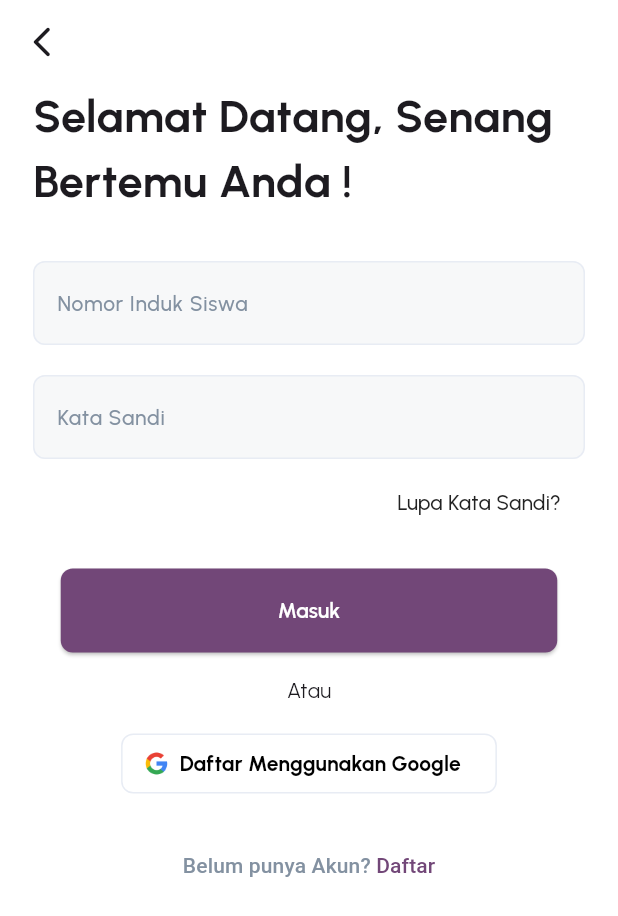
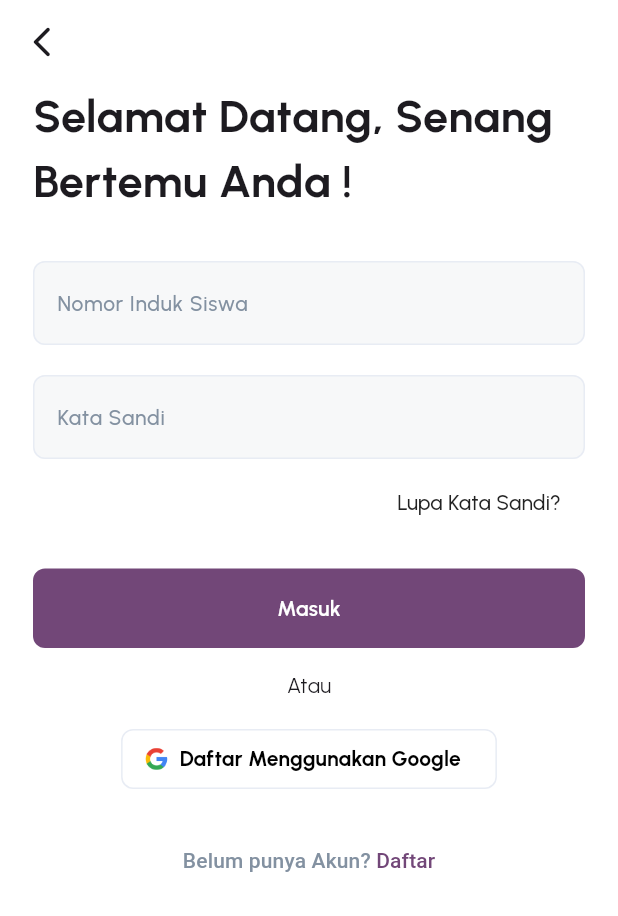
Before and after one commit to unustudents/ekonseling, a Flutter app: the screen it shows after launch, after a tap on "Masuk", on a phone screen of 412 x 824 dp. Shown: the top 916 px of the screen. Run offline on Flutter 3.47's test engine with Material 3 defaults, Android fonts, the phone set to English and light mode, and no system bars; our stand-ins replace bloc, carousel_slider, device_preview, equatable, firebase_auth, firebase_core and 5 more; accounts and stored records are empty; generated files the repository leaves out were written again.

Commit message:
Add SubmitSignIn event and handler to AuthBloc; refactor MyApp to use BlocProvider for navigation

```diff
--- a/lib/features/auth/presentation/bloc/auth_bloc.dart
+++ b/lib/features/auth/presentation/bloc/auth_bloc.dart
@@ -20,6 +20,7 @@ class AuthBloc extends Bloc<AuthEvent, AuthState> {
     on<PasswordChanged>(_onPasswordChanged);
     on<ConfirmPasswordChanged>(_onConfirmPasswordChanged);
     on<SubmitRegistration>(_onSubmitRegistration);
+    on<SubmitSignIn>(_onSubmitSignIn);
   }
 
   final formKey = GlobalKey<FormState>();
@@ -55,6 +56,27 @@ class AuthBloc extends Bloc<AuthEvent, AuthState> {
     }
   }
 
+  Future<void> _onSubmitSignIn(SubmitSignIn event, Emitter<AuthState> emit) async {
+    if (!formKey.currentState!.validate()) {
+      emit(AuthFailure(error: 'Form tidak valid.'));
+      return;
+    }
+
+    // try {
+    //   emit(AuthLoading());
+
+    //   // Firebase Authentication untuk login user
+    //   final userCredential = await _firebaseAuth.signInWithEmailAndPassword(
+    //     email: state.email,
+    //     password: state.password,
+    //   );
+
+    //   emit(AuthSuccess(user: userCredential.user));
+    // } catch (e) {
+    //   emit(AuthFailure(error: e.toString()));
+    // }
+  }
+
   String? validateName(String? nama) {
     if (nama == null || nama.isEmpty) return 'Nama tidak boleh kosong';
     return null;
--- a/lib/features/auth/presentation/bloc/auth_event.dart
+++ b/lib/features/auth/presentation/bloc/auth_event.dart
@@ -35,3 +35,5 @@ class ConfirmPasswordChanged extends AuthEvent {
 }
 
 class SubmitRegistration extends AuthEvent {}
+
+class SubmitSignIn extends AuthEvent {}
--- a/lib/features/auth/presentation/pages/login_screen.dart
+++ b/lib/features/auth/presentation/pages/login_screen.dart
@@ -1,7 +1,9 @@
 import 'package:flutter/material.dart';
 import 'package:flutter_bloc/flutter_bloc.dart';
 
+import '../../../../app.dart';
 import '../bloc/auth_bloc.dart';
+import '../widgets/sign_button.dart';
 import '../widgets/sign_textformfield.dart';
 import 'forgot_screen.dart';
 import 'register_screen.dart';
@@ -12,7 +14,9 @@ class LoginScreen extends StatelessWidget {
 
   @override
   Widget build(BuildContext context) {
-    return Scaffold(
+    return BlocProvider(
+      create: (context) => AuthBloc(),
+      child: Scaffold(
         appBar: AppBar(
           leading: IconButton(
             icon: Icon(Icons.arrow_back_ios_new_rounded),
@@ -27,6 +31,10 @@ class LoginScreen extends StatelessWidget {
         ),
         body: SingleChildScrollView(
           padding: const EdgeInsets.fromLTRB(22, 0, 22, 22),
+          child: BlocBuilder<AuthBloc, AuthState>(
+            builder: (context, state) {
+              return Form(
+                key: context.read<AuthBloc>().formKey,
                 child: Column(
                   children: [
                     // TEKS SELAMAT DATANG
@@ -82,22 +90,22 @@ class LoginScreen extends StatelessWidget {
                     const SizedBox(height: 20),
 
                     // TOMBOL MASUK
-            ElevatedButton(
-              style: ElevatedButton.styleFrom(
-                backgroundColor: const Color(0xFF724778),
-                foregroundColor: Colors.white,
-                minimumSize: const Size(331, 56),
-                shape: RoundedRectangleBorder(borderRadius: BorderRadius.circular(8)),
+                    SignButton(
+                      text: 'Masuk',
+                      backgroundColor: Color(0xFF724778),
+                      textColor: Colors.white,
+                      onPressed: () {
+                        if (context.read<AuthBloc>().formKey.currentState!.validate()) {
+                          // context.read<AuthBloc>().add(SubmitRegistration());
+                          Navigator.pushAndRemoveUntil(
+                            context,
+                            MaterialPageRoute(builder: (context) => const AppScreen()),
+                            (Route<dynamic> route) => false,
+                          );
+                        }
+                      },
                     ),
-              onPressed: () {
-                // Add your button press action here
-                Navigator.push(
-                  context,
-                  MaterialPageRoute(builder: (context) => const LoginScreen()),
-                );
-              },
-              child: const Text('Masuk', style: TextStyle(fontWeight: FontWeight.w600)),
-            ),
+
                     const SizedBox(height: 15),
 
                     // ATAU
@@ -140,8 +148,12 @@ class LoginScreen extends StatelessWidget {
                     ),
                   ],
                 ),
+              );
+            },
+          ),
         ),
         // Expanded(child: Spacer()),
+      ),
     );
   }
 }
--- a/lib/main.dart
+++ b/lib/main.dart
@@ -32,7 +32,9 @@ class MyApp extends StatelessWidget {
 
   @override
   Widget build(BuildContext context) {
-    return MaterialApp(
+    return BlocProvider(
+      create: (context) => NavigationCubit(),
+      child: MaterialApp(
         locale: DevicePreview.locale(context),
         builder: DevicePreview.appBuilder,
         title: 'E-Konseling',
@@ -48,6 +50,7 @@ class MyApp extends StatelessWidget {
         ),
         // home: BlocProvider(create: (_) => NavigationCubit(), child: const AppScreen()),
         home: const RootScreen(),
+      ),
     );
   }
 }
@@ -61,7 +64,7 @@ class RootScreen extends StatelessWidget {
       stream: FirebaseAuth.instance.authStateChanges(),
       builder: (context, snapshot) {
         if (snapshot.connectionState == ConnectionState.waiting) return Scaffold(body: Center(child: CircularProgressIndicator()));
-        if (snapshot.hasData) return BlocProvider(create: (context) => NavigationCubit(), child: AppScreen());
+        if (snapshot.hasData) return AppScreen();
         return WelcomeScreen();
       },
     );
```
Lines whose indentation alone changed are shown as unchanged.
